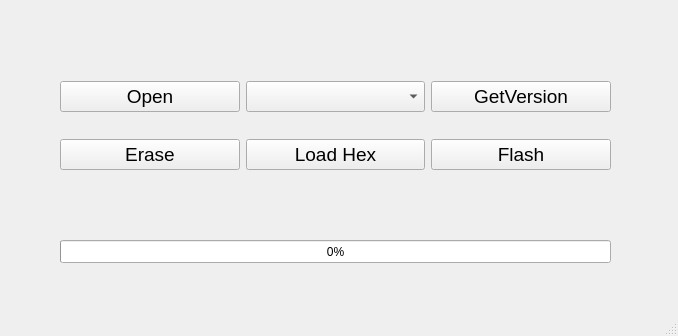
The window that mainwindow.ui (amin-amani/PICBootloader) describes before a commit, drawn with Qt 5.
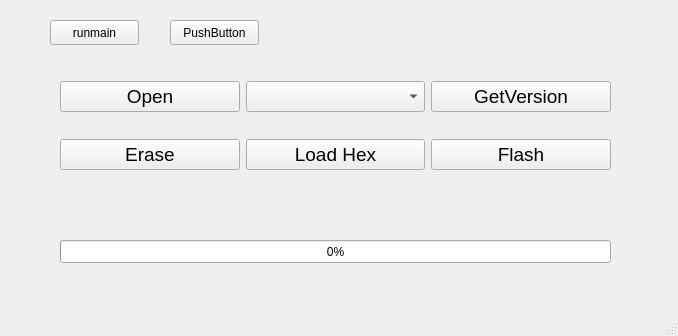
The same window after the commit.

Commit message: feat: add go to bootloader and got to main program

What changed in the file:
```diff
--- a/mainwindow.ui
+++ b/mainwindow.ui
@@ -108,6 +108,32 @@
      </item>
     </layout>
    </widget>
+   <widget class="QPushButton" name="BtnGotoBoot">
+    <property name="geometry">
+     <rect>
+      <x>50</x>
+      <y>20</y>
+      <width>89</width>
+      <height>25</height>
+     </rect>
+    </property>
+    <property name="text">
+     <string>runmain</string>
+    </property>
+   </widget>
+   <widget class="QPushButton" name="BootGoToBootFromFlash">
+    <property name="geometry">
+     <rect>
+      <x>170</x>
+      <y>20</y>
+      <width>89</width>
+      <height>25</height>
+     </rect>
+    </property>
+    <property name="text">
+     <string>PushButton</string>
+    </property>
+   </widget>
   </widget>
   <widget class="QMenuBar" name="menubar">
    <property name="geometry">
```
Left out of the diff: 2 changed lines with no effect on the pictures. The commit also changes 2 other files.
